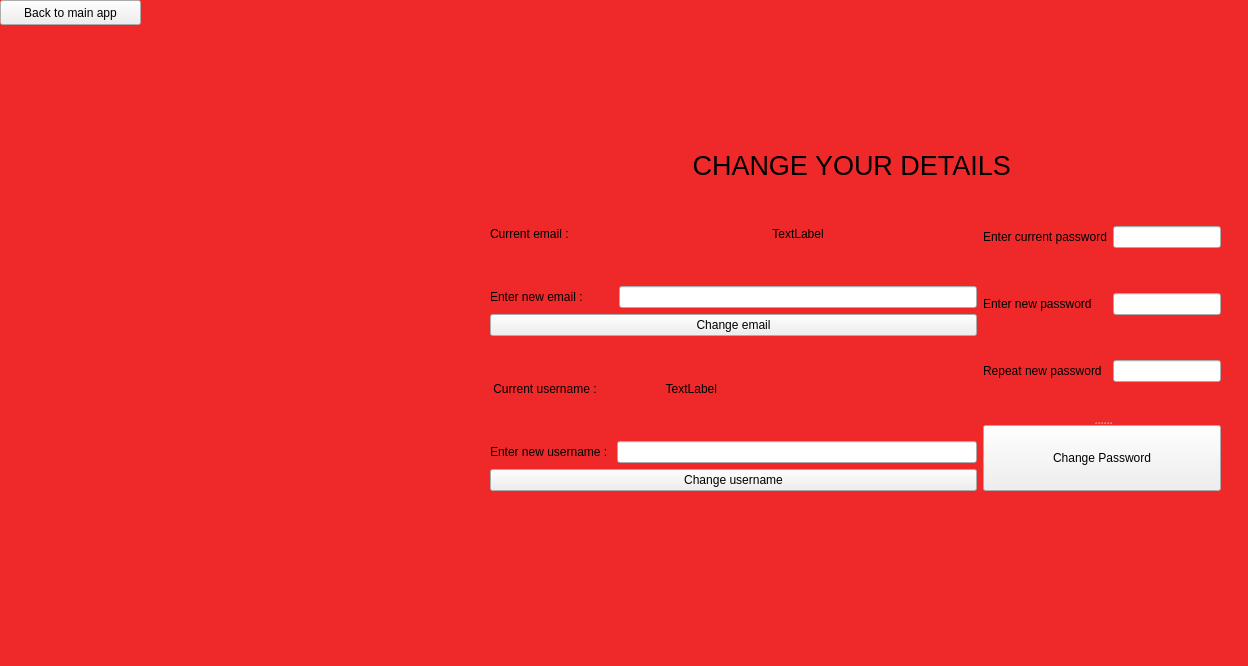
First picture: the form in editaccountdetailswindow.ui, repository GerardJarzebak/chat, before the edit.
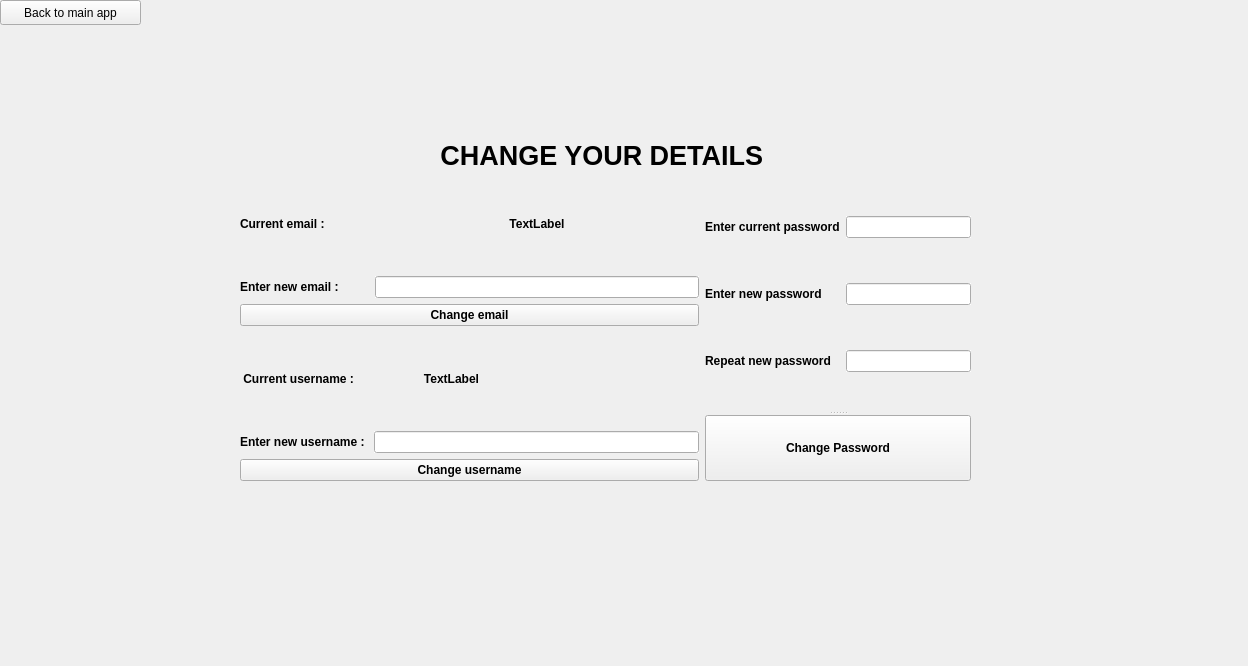
Second picture: the form after the edit. Icons and pictures are not drawn.

```diff
--- a/editaccountdetailswindow.ui
+++ b/editaccountdetailswindow.ui
@@ -21,7 +21,8 @@
 {
  
 	
-	background-color: rgb(239, 41, 41);
+	
+	background-image: url(:/images/images/bluebg.png);
 }</string>
   </property>
   <widget class="QPushButton" name="backButton">
@@ -40,25 +41,39 @@
   <widget class="QWidget" name="layoutWidget">
    <property name="geometry">
     <rect>
-     <x>490</x>
-     <y>150</y>
+     <x>240</x>
+     <y>140</y>
      <width>731</width>
      <height>361</height>
     </rect>
    </property>
+   <property name="font">
+    <font>
+     <weight>75</weight>
+     <bold>true</bold>
+    </font>
+   </property>
+   <property name="autoFillBackground">
+    <bool>true</bool>
+   </property>
    <layout class="QVBoxLayout" name="verticalLayout_4">
     <item>
      <widget class="QLabel" name="label">
       <property name="font">
        <font>
         <pointsize>20</pointsize>
+        <weight>75</weight>
+        <bold>true</bold>
        </font>
       </property>
+      <property name="autoFillBackground">
+       <bool>true</bool>
+      </property>
       <property name="styleSheet">
-       <string notr="true">#label
-{
-	background-color: rgb(239, 41, 41);
-}</string>
+       <string notr="true"/>
+      </property>
+      <property name="lineWidth">
+       <number>0</number>
       </property>
       <property name="text">
        <string>CHANGE YOUR DETAILS </string>
@@ -78,6 +93,18 @@
            <layout class="QGridLayout" name="gridLayout">
             <item row="1" column="0">
              <widget class="QLabel" name="label_9">
+              <property name="font">
+               <font>
+                <weight>75</weight>
+                <bold>true</bold>
+               </font>
+              </property>
+              <property name="autoFillBackground">
+               <bool>true</bool>
+              </property>
+              <property name="lineWidth">
+               <number>0</number>
+              </property>
               <property name="text">
                <string>Enter new email :         </string>
               </property>
@@ -85,6 +112,18 @@
             </item>
             <item row="0" column="1">
              <widget class="QLabel" name="emailLabel">
+              <property name="font">
+               <font>
+                <weight>75</weight>
+                <bold>true</bold>
+               </font>
+              </property>
+              <property name="autoFillBackground">
+               <bool>true</bool>
+              </property>
+              <property name="lineWidth">
+               <number>0</number>
+              </property>
               <property name="text">
                <string>TextLabel</string>
               </property>
@@ -94,10 +133,32 @@
              </widget>
             </item>
             <item row="1" column="1">
-             <widget class="QLineEdit" name="newEmailEnter"/>
+             <widget class="QLineEdit" name="newEmailEnter">
+              <property name="font">
+               <font>
+                <weight>75</weight>
+                <bold>true</bold>
+               </font>
+              </property>
+              <property name="autoFillBackground">
+               <bool>true</bool>
+              </property>
+             </widget>
             </item>
             <item row="0" column="0">
              <widget class="QLabel" name="label_3">
+              <property name="font">
+               <font>
+                <weight>75</weight>
+                <bold>true</bold>
+               </font>
+              </property>
+              <property name="autoFillBackground">
+               <bool>true</bool>
+              </property>
+              <property name="lineWidth">
+               <number>0</number>
+              </property>
               <property name="text">
                <string>Current email :</string>
               </property>
@@ -107,6 +168,15 @@
           </item>
           <item>
            <widget class="QPushButton" name="changeEmailButton">
+            <property name="font">
+             <font>
+              <weight>75</weight>
+              <bold>true</bold>
+             </font>
+            </property>
+            <property name="autoFillBackground">
+             <bool>true</bool>
+            </property>
             <property name="text">
              <string>Change email</string>
             </property>
@@ -120,6 +190,18 @@
            <layout class="QGridLayout" name="gridLayout_3">
             <item row="0" column="0">
              <widget class="QLabel" name="label_2">
+              <property name="font">
+               <font>
+                <weight>75</weight>
+                <bold>true</bold>
+               </font>
+              </property>
+              <property name="autoFillBackground">
+               <bool>true</bool>
+              </property>
+              <property name="lineWidth">
+               <number>0</number>
+              </property>
               <property name="text">
                <string> Current username : </string>
               </property>
@@ -127,6 +209,18 @@
             </item>
             <item row="0" column="1" colspan="2">
              <widget class="QLabel" name="usernameLabel">
+              <property name="font">
+               <font>
+                <weight>75</weight>
+                <bold>true</bold>
+               </font>
+              </property>
+              <property name="autoFillBackground">
+               <bool>true</bool>
+              </property>
+              <property name="lineWidth">
+               <number>0</number>
+              </property>
               <property name="text">
                <string>                  TextLabel</string>
               </property>
@@ -134,18 +228,49 @@
             </item>
             <item row="1" column="0" colspan="2">
              <widget class="QLabel" name="label_8">
+              <property name="font">
+               <font>
+                <weight>75</weight>
+                <bold>true</bold>
+               </font>
+              </property>
+              <property name="autoFillBackground">
+               <bool>true</bool>
+              </property>
+              <property name="lineWidth">
+               <number>0</number>
+              </property>
               <property name="text">
                <string>Enter new username : </string>
               </property>
              </widget>
             </item>
             <item row="1" column="2">
-             <widget class="QLineEdit" name="newUsernameEnter"/>
+             <widget class="QLineEdit" name="newUsernameEnter">
+              <property name="font">
+               <font>
+                <weight>75</weight>
+                <bold>true</bold>
+               </font>
+              </property>
+              <property name="autoFillBackground">
+               <bool>true</bool>
+              </property>
+             </widget>
             </item>
            </layout>
           </item>
           <item>
            <widget class="QPushButton" name="changeUsernameButton">
+            <property name="font">
+             <font>
+              <weight>75</weight>
+              <bold>true</bold>
+             </font>
+            </property>
+            <property name="autoFillBackground">
+             <bool>true</bool>
+            </property>
             <property name="text">
              <string>Change username</string>
             </property>
@@ -157,13 +282,46 @@
       </item>
       <item>
        <widget class="QSplitter" name="splitter_2">
+        <property name="font">
+         <font>
+          <weight>75</weight>
+          <bold>true</bold>
+         </font>
+        </property>
+        <property name="autoFillBackground">
+         <bool>true</bool>
+        </property>
+        <property name="lineWidth">
+         <number>0</number>
+        </property>
         <property name="orientation">
          <enum>Qt::Vertical</enum>
         </property>
         <widget class="QWidget" name="layoutWidget">
+         <property name="font">
+          <font>
+           <weight>75</weight>
+           <bold>true</bold>
+          </font>
+         </property>
+         <property name="autoFillBackground">
+          <bool>true</bool>
+         </property>
          <layout class="QGridLayout" name="gridLayout_2">
           <item row="1" column="0">
            <widget class="QLabel" name="label_6">
+            <property name="font">
+             <font>
+              <weight>75</weight>
+              <bold>true</bold>
+             </font>
+            </property>
+            <property name="autoFillBackground">
+             <bool>true</bool>
+            </property>
+            <property name="lineWidth">
+             <number>0</number>
+            </property>
             <property name="text">
              <string>Enter new password</string>
             </property>
@@ -171,30 +329,93 @@
           </item>
           <item row="0" column="0">
            <widget class="QLabel" name="label_5">
+            <property name="font">
+             <font>
+              <weight>75</weight>
+              <bold>true</bold>
+             </font>
+            </property>
+            <property name="autoFillBackground">
+             <bool>true</bool>
+            </property>
+            <property name="lineWidth">
+             <number>0</number>
+            </property>
             <property name="text">
              <string>Enter current password</string>
             </property>
            </widget>
           </item>
           <item row="2" column="1">
-           <widget class="QLineEdit" name="newPassword2"/>
+           <widget class="QLineEdit" name="newPassword2">
+            <property name="font">
+             <font>
+              <weight>75</weight>
+              <bold>true</bold>
+             </font>
+            </property>
+            <property name="autoFillBackground">
+             <bool>true</bool>
+            </property>
+           </widget>
           </item>
           <item row="0" column="1">
-           <widget class="QLineEdit" name="currentPasswordEnter"/>
+           <widget class="QLineEdit" name="currentPasswordEnter">
+            <property name="font">
+             <font>
+              <weight>75</weight>
+              <bold>true</bold>
+             </font>
+            </property>
+            <property name="autoFillBackground">
+             <bool>true</bool>
+            </property>
+           </widget>
           </item>
           <item row="2" column="0">
            <widget class="QLabel" name="label_7">
+            <property name="font">
+             <font>
+              <weight>75</weight>
+              <bold>true</bold>
+             </font>
+            </property>
+            <property name="autoFillBackground">
+             <bool>true</bool>
+            </property>
+            <property name="lineWidth">
+             <number>0</number>
+            </property>
             <property name="text">
              <string>Repeat new password</string>
             </property>
            </widget>
           </item>
           <item row="1" column="1">
-           <widget class="QLineEdit" name="newPassword"/>
+           <widget class="QLineEdit" name="newPassword">
+            <property name="font">
+             <font>
+              <weight>75</weight>
+              <bold>true</bold>
+             </font>
+            </property>
+            <property name="autoFillBackground">
+             <bool>true</bool>
+            </property>
+           </widget>
           </item>
          </layout>
         </widget>
         <widget class="QPushButton" name="changePasswordButton">
+         <property name="font">
+          <font>
+           <weight>75</weight>
+           <bold>true</bold>
+          </font>
+         </property>
+         <property name="autoFillBackground">
+          <bool>true</bool>
+         </property>
          <property name="text">
           <string>Change Password</string>
          </property>
@@ -205,11 +426,20 @@
     </item>
     <item>
      <widget class="QLabel" name="label_10">
+      <property name="font">
+       <font>
+        <weight>75</weight>
+        <bold>true</bold>
+       </font>
+      </property>
+      <property name="autoFillBackground">
+       <bool>true</bool>
+      </property>
       <property name="styleSheet">
-       <string notr="true">#label_10
-{
-	background-color: rgb(239, 41, 41);
-}</string>
+       <string notr="true"/>
+      </property>
+      <property name="lineWidth">
+       <number>0</number>
       </property>
       <property name="text">
        <string/>
```
